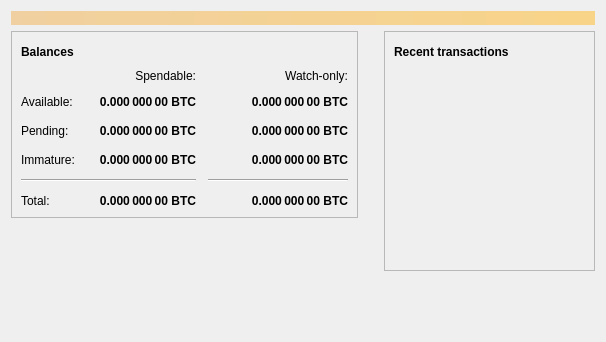
barrystyle/veles, file src/qt/forms/overviewpage.ui: the form before one commit.
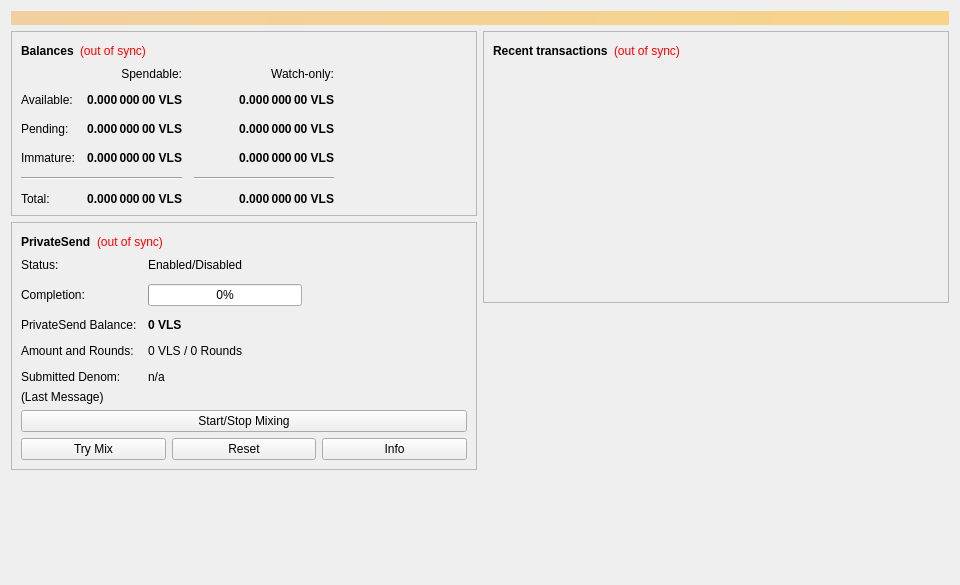
The form after the commit. Icons and pictures are not drawn.

Patch:
```diff
--- a/src/qt/forms/overviewpage.ui
+++ b/src/qt/forms/overviewpage.ui
@@ -6,10 +6,16 @@
    <rect>
     <x>0</x>
     <y>0</y>
-    <width>606</width>
-    <height>342</height>
+    <width>960</width>
+    <height>585</height>
    </rect>
   </property>
+  <property name="minimumSize">
+   <size>
+    <width>960</width>
+    <height>0</height>
+   </size>
+  </property>
   <property name="windowTitle">
    <string>Form</string>
   </property>
@@ -34,7 +40,7 @@
     </widget>
    </item>
    <item>
-    <layout class="QHBoxLayout" name="horizontalLayout" stretch="1,0,1">
+    <layout class="QHBoxLayout" name="horizontalLayout" stretch="1,1">
      <item>
       <layout class="QVBoxLayout" name="verticalLayout_2">
        <item>
@@ -62,35 +68,18 @@
              </widget>
             </item>
             <item>
-             <widget class="QPushButton" name="labelWalletStatus">
-              <property name="enabled">
-               <bool>true</bool>
-              </property>
-              <property name="maximumSize">
-               <size>
-                <width>30</width>
-                <height>16777215</height>
-               </size>
-              </property>
+             <widget class="QLabel" name="labelWalletStatus">
               <property name="toolTip">
-               <string>The displayed information may be out of date. Your wallet automatically synchronizes with the FxTCoin network after a connection is established, but this process has not completed yet.</string>
+               <string>The displayed information may be out of date. Your wallet automatically synchronizes with the Veles network after a connection is established, but this process has not completed yet.</string>
+              </property>
+              <property name="styleSheet">
+               <string notr="true">QLabel { color: red; }</string>
               </property>
               <property name="text">
-               <string/>
+               <string notr="true">(out of sync)</string>
               </property>
-              <property name="icon">
-               <iconset>
-                <normaloff>:/icons/warning</normaloff>
-                <disabledoff>:/icons/warning</disabledoff>:/icons/warning</iconset>
-              </property>
-              <property name="iconSize">
-               <size>
-                <width>24</width>
-                <height>24</height>
-               </size>
-              </property>
-              <property name="flat">
-               <bool>true</bool>
+              <property name="alignment">
+               <set>Qt::AlignLeading|Qt::AlignLeft|Qt::AlignVCenter</set>
               </property>
              </widget>
             </item>
@@ -114,140 +103,7 @@
             <property name="spacing">
              <number>12</number>
             </property>
-            <item row="5" column="0" colspan="3">
-             <widget class="Line" name="line">
-              <property name="orientation">
-               <enum>Qt::Horizontal</enum>
-              </property>
-             </widget>
-            </item>
-            <item row="4" column="0">
-             <widget class="QLabel" name="labelImmatureText">
-              <property name="text">
-               <string>Immature:</string>
-              </property>
-             </widget>
-            </item>
-            <item row="6" column="0">
-             <widget class="QLabel" name="labelTotalText">
-              <property name="text">
-               <string>Total:</string>
-              </property>
-             </widget>
-            </item>
-            <item row="0" column="2">
-             <widget class="QLabel" name="labelSpendable">
-              <property name="text">
-               <string>Spendable:</string>
-              </property>
-              <property name="alignment">
-               <set>Qt::AlignRight|Qt::AlignTrailing|Qt::AlignVCenter</set>
-              </property>
-             </widget>
-            </item>
-            <item row="2" column="0">
-             <widget class="QLabel" name="labelBalanceText">
-              <property name="text">
-               <string>Available:</string>
-              </property>
-             </widget>
-            </item>
-            <item row="3" column="0">
-             <widget class="QLabel" name="labelPendingText">
-              <property name="text">
-               <string>Pending:</string>
-              </property>
-             </widget>
-            </item>
             <item row="2" column="2">
-             <widget class="QLabel" name="labelBalance">
-              <property name="font">
-               <font>
-                <weight>75</weight>
-                <bold>true</bold>
-               </font>
-              </property>
-              <property name="cursor">
-               <cursorShape>IBeamCursor</cursorShape>
-              </property>
-              <property name="toolTip">
-               <string>Your current spendable balance</string>
-              </property>
-              <property name="text">
-               <string notr="true">0.000 000 00 BTC</string>
-              </property>
-              <property name="alignment">
-               <set>Qt::AlignRight|Qt::AlignTrailing|Qt::AlignVCenter</set>
-              </property>
-              <property name="textInteractionFlags">
-               <set>Qt::LinksAccessibleByMouse|Qt::TextSelectableByKeyboard|Qt::TextSelectableByMouse</set>
-              </property>
-             </widget>
-            </item>
-            <item row="2" column="3">
-             <widget class="QLabel" name="labelWatchAvailable">
-              <property name="font">
-               <font>
-                <weight>75</weight>
-                <bold>true</bold>
-               </font>
-              </property>
-              <property name="cursor">
-               <cursorShape>IBeamCursor</cursorShape>
-              </property>
-              <property name="toolTip">
-               <string>Your current balance in watch-only addresses</string>
-              </property>
-              <property name="text">
-               <string notr="true">0.000 000 00 BTC</string>
-              </property>
-              <property name="alignment">
-               <set>Qt::AlignRight|Qt::AlignTrailing|Qt::AlignVCenter</set>
-              </property>
-              <property name="textInteractionFlags">
-               <set>Qt::LinksAccessibleByMouse|Qt::TextSelectableByKeyboard|Qt::TextSelectableByMouse</set>
-              </property>
-             </widget>
-            </item>
-            <item row="3" column="1">
-             <spacer name="horizontalSpacer_4">
-              <property name="orientation">
-               <enum>Qt::Horizontal</enum>
-              </property>
-              <property name="sizeHint" stdset="0">
-               <size>
-                <width>40</width>
-                <height>20</height>
-               </size>
-              </property>
-             </spacer>
-            </item>
-            <item row="4" column="3">
-             <widget class="QLabel" name="labelWatchImmature">
-              <property name="font">
-               <font>
-                <weight>75</weight>
-                <bold>true</bold>
-               </font>
-              </property>
-              <property name="cursor">
-               <cursorShape>IBeamCursor</cursorShape>
-              </property>
-              <property name="toolTip">
-               <string>Mined balance in watch-only addresses that has not yet matured</string>
-              </property>
-              <property name="text">
-               <string notr="true">0.000 000 00 BTC</string>
-              </property>
-              <property name="alignment">
-               <set>Qt::AlignRight|Qt::AlignTrailing|Qt::AlignVCenter</set>
-              </property>
-              <property name="textInteractionFlags">
-               <set>Qt::LinksAccessibleByMouse|Qt::TextSelectableByKeyboard|Qt::TextSelectableByMouse</set>
-              </property>
-             </widget>
-            </item>
-            <item row="3" column="3">
              <widget class="QLabel" name="labelWatchPending">
               <property name="font">
                <font>
@@ -262,7 +118,7 @@
                <string>Unconfirmed transactions to watch-only addresses</string>
               </property>
               <property name="text">
-               <string notr="true">0.000 000 00 BTC</string>
+               <string notr="true">0.000 000 00 VLS</string>
               </property>
               <property name="alignment">
                <set>Qt::AlignRight|Qt::AlignTrailing|Qt::AlignVCenter</set>
@@ -272,7 +128,64 @@
               </property>
              </widget>
             </item>
-            <item row="5" column="3">
+            <item row="2" column="1">
+             <widget class="QLabel" name="labelUnconfirmed">
+              <property name="font">
+               <font>
+                <weight>75</weight>
+                <bold>true</bold>
+               </font>
+              </property>
+              <property name="cursor">
+               <cursorShape>IBeamCursor</cursorShape>
+              </property>
+              <property name="toolTip">
+               <string>Total of transactions that have yet to be confirmed, and do not yet count toward the spendable balance</string>
+              </property>
+              <property name="text">
+               <string notr="true">0.000 000 00 VLS</string>
+              </property>
+              <property name="alignment">
+               <set>Qt::AlignRight|Qt::AlignTrailing|Qt::AlignVCenter</set>
+              </property>
+              <property name="textInteractionFlags">
+               <set>Qt::LinksAccessibleByMouse|Qt::TextSelectableByKeyboard|Qt::TextSelectableByMouse</set>
+              </property>
+             </widget>
+            </item>
+            <item row="3" column="2">
+             <widget class="QLabel" name="labelWatchImmature">
+              <property name="font">
+               <font>
+                <weight>75</weight>
+                <bold>true</bold>
+               </font>
+              </property>
+              <property name="cursor">
+               <cursorShape>IBeamCursor</cursorShape>
+              </property>
+              <property name="toolTip">
+               <string>Mined balance in watch-only addresses that has not yet matured</string>
+              </property>
+              <property name="text">
+               <string notr="true">0.000 000 00 VLS</string>
+              </property>
+              <property name="alignment">
+               <set>Qt::AlignRight|Qt::AlignTrailing|Qt::AlignVCenter</set>
+              </property>
+              <property name="textInteractionFlags">
+               <set>Qt::LinksAccessibleByMouse|Qt::TextSelectableByKeyboard|Qt::TextSelectableByMouse</set>
+              </property>
+             </widget>
+            </item>
+            <item row="4" column="0" colspan="2">
+             <widget class="Line" name="lineSpendableBalance">
+              <property name="orientation">
+               <enum>Qt::Horizontal</enum>
+              </property>
+             </widget>
+            </item>
+            <item row="4" column="2">
              <widget class="Line" name="lineWatchBalance">
               <property name="sizePolicy">
                <sizepolicy hsizetype="Preferred" vsizetype="Fixed">
@@ -291,42 +204,14 @@
               </property>
              </widget>
             </item>
-            <item row="0" column="3">
-             <widget class="QLabel" name="labelWatchonly">
+            <item row="5" column="0">
+             <widget class="QLabel" name="labelTotalText">
               <property name="text">
-               <string>Watch-only:</string>
+               <string>Total:</string>
               </property>
-              <property name="alignment">
-               <set>Qt::AlignRight|Qt::AlignTrailing|Qt::AlignVCenter</set>
-              </property>
              </widget>
             </item>
-            <item row="3" column="2">
-             <widget class="QLabel" name="labelUnconfirmed">
-              <property name="font">
-               <font>
-                <weight>75</weight>
-                <bold>true</bold>
-               </font>
-              </property>
-              <property name="cursor">
-               <cursorShape>IBeamCursor</cursorShape>
-              </property>
-              <property name="toolTip">
-               <string>Total of transactions that have yet to be confirmed, and do not yet count toward the spendable balance</string>
-              </property>
-              <property name="text">
-               <string notr="true">0.000 000 00 BTC</string>
-              </property>
-              <property name="alignment">
-               <set>Qt::AlignRight|Qt::AlignTrailing|Qt::AlignVCenter</set>
-              </property>
-              <property name="textInteractionFlags">
-               <set>Qt::LinksAccessibleByMouse|Qt::TextSelectableByKeyboard|Qt::TextSelectableByMouse</set>
-              </property>
-             </widget>
-            </item>
-            <item row="4" column="2">
+            <item row="3" column="1">
              <widget class="QLabel" name="labelImmature">
               <property name="font">
                <font>
@@ -341,7 +226,7 @@
                <string>Mined balance that has not yet matured</string>
               </property>
               <property name="text">
-               <string notr="true">0.000 000 00 BTC</string>
+               <string notr="true">0.000 000 00 VLS</string>
               </property>
               <property name="alignment">
                <set>Qt::AlignRight|Qt::AlignTrailing|Qt::AlignVCenter</set>
@@ -351,32 +236,27 @@
               </property>
              </widget>
             </item>
-            <item row="6" column="3">
-             <widget class="QLabel" name="labelWatchTotal">
-              <property name="font">
-               <font>
-                <weight>75</weight>
-                <bold>true</bold>
-               </font>
+            <item row="2" column="3">
+             <spacer name="horizontalSpacer_2">
+              <property name="orientation">
+               <enum>Qt::Horizontal</enum>
               </property>
-              <property name="cursor">
-               <cursorShape>IBeamCursor</cursorShape>
+              <property name="sizeHint" stdset="0">
+               <size>
+                <width>40</width>
+                <height>20</height>
+               </size>
               </property>
-              <property name="toolTip">
-               <string>Current total balance in watch-only addresses</string>
-              </property>
+             </spacer>
+            </item>
+            <item row="3" column="0">
+             <widget class="QLabel" name="labelImmatureText">
               <property name="text">
-               <string notr="true">0.000 000 00 BTC</string>
-              </property>
-              <property name="alignment">
-               <set>Qt::AlignRight|Qt::AlignTrailing|Qt::AlignVCenter</set>
-              </property>
-              <property name="textInteractionFlags">
-               <set>Qt::LinksAccessibleByMouse|Qt::TextSelectableByKeyboard|Qt::TextSelectableByMouse</set>
+               <string>Immature:</string>
               </property>
              </widget>
             </item>
-            <item row="6" column="2">
+            <item row="5" column="1">
              <widget class="QLabel" name="labelTotal">
               <property name="font">
                <font>
@@ -391,7 +271,7 @@
                <string>Your current total balance</string>
               </property>
               <property name="text">
-               <string notr="true">0.000 000 00 BTC</string>
+               <string notr="true">0.000 000 00 VLS</string>
               </property>
               <property name="alignment">
                <set>Qt::AlignRight|Qt::AlignTrailing|Qt::AlignVCenter</set>
@@ -400,6 +280,359 @@
                <set>Qt::LinksAccessibleByMouse|Qt::TextSelectableByKeyboard|Qt::TextSelectableByMouse</set>
               </property>
              </widget>
+            </item>
+            <item row="5" column="2">
+             <widget class="QLabel" name="labelWatchTotal">
+              <property name="font">
+               <font>
+                <weight>75</weight>
+                <bold>true</bold>
+               </font>
+              </property>
+              <property name="cursor">
+               <cursorShape>IBeamCursor</cursorShape>
+              </property>
+              <property name="toolTip">
+               <string>Current total balance in watch-only addresses</string>
+              </property>
+              <property name="text">
+               <string notr="true">0.000 000 00 VLS</string>
+              </property>
+              <property name="alignment">
+               <set>Qt::AlignRight|Qt::AlignTrailing|Qt::AlignVCenter</set>
+              </property>
+              <property name="textInteractionFlags">
+               <set>Qt::LinksAccessibleByMouse|Qt::TextSelectableByKeyboard|Qt::TextSelectableByMouse</set>
+              </property>
+             </widget>
+            </item>
+            <item row="0" column="2">
+             <widget class="QLabel" name="labelWatchonly">
+              <property name="text">
+               <string>Watch-only:</string>
+              </property>
+              <property name="alignment">
+               <set>Qt::AlignRight|Qt::AlignTrailing|Qt::AlignVCenter</set>
+              </property>
+             </widget>
+            </item>
+            <item row="1" column="0">
+             <widget class="QLabel" name="labelBalanceText">
+              <property name="text">
+               <string>Available:</string>
+              </property>
+             </widget>
+            </item>
+            <item row="1" column="1">
+             <widget class="QLabel" name="labelBalance">
+              <property name="font">
+               <font>
+                <weight>75</weight>
+                <bold>true</bold>
+               </font>
+              </property>
+              <property name="cursor">
+               <cursorShape>IBeamCursor</cursorShape>
+              </property>
+              <property name="toolTip">
+               <string>Your current spendable balance</string>
+              </property>
+              <property name="text">
+               <string notr="true">0.000 000 00 VLS</string>
+              </property>
+              <property name="alignment">
+               <set>Qt::AlignRight|Qt::AlignTrailing|Qt::AlignVCenter</set>
+              </property>
+              <property name="textInteractionFlags">
+               <set>Qt::LinksAccessibleByMouse|Qt::TextSelectableByKeyboard|Qt::TextSelectableByMouse</set>
+              </property>
+             </widget>
+            </item>
+            <item row="1" column="2">
+             <widget class="QLabel" name="labelWatchAvailable">
+              <property name="font">
+               <font>
+                <weight>75</weight>
+                <bold>true</bold>
+               </font>
+              </property>
+              <property name="cursor">
+               <cursorShape>IBeamCursor</cursorShape>
+              </property>
+              <property name="toolTip">
+               <string>Your current balance in watch-only addresses</string>
+              </property>
+              <property name="text">
+               <string notr="true">0.000 000 00 VLS</string>
+              </property>
+              <property name="alignment">
+               <set>Qt::AlignRight|Qt::AlignTrailing|Qt::AlignVCenter</set>
+              </property>
+              <property name="textInteractionFlags">
+               <set>Qt::LinksAccessibleByMouse|Qt::TextSelectableByKeyboard|Qt::TextSelectableByMouse</set>
+              </property>
+             </widget>
+            </item>
+            <item row="2" column="0">
+             <widget class="QLabel" name="labelPendingText">
+              <property name="text">
+               <string>Pending:</string>
+              </property>
+             </widget>
+            </item>
+            <item row="0" column="1">
+             <widget class="QLabel" name="labelSpendable">
+              <property name="text">
+               <string>Spendable:</string>
+              </property>
+              <property name="alignment">
+               <set>Qt::AlignRight|Qt::AlignTrailing|Qt::AlignVCenter</set>
+              </property>
+             </widget>
+            </item>
+           </layout>
+          </item>
+         </layout>
+        </widget>
+       </item>
+       <item>
+        <widget class="QFrame" name="framePrivateSend">
+         <property name="layoutDirection">
+          <enum>Qt::LeftToRight</enum>
+         </property>
+         <property name="frameShape">
+          <enum>QFrame::StyledPanel</enum>
+         </property>
+         <property name="frameShadow">
+          <enum>QFrame::Raised</enum>
+         </property>
+         <layout class="QVBoxLayout" name="VerticalLayout_PS1">
+          <item>
+           <layout class="QHBoxLayout" name="horizontalLayout_5">
+            <item>
+             <widget class="QLabel" name="labelPrivateSendHeader">
+              <property name="font">
+               <font>
+                <weight>75</weight>
+                <bold>true</bold>
+               </font>
+              </property>
+              <property name="text">
+               <string>PrivateSend</string>
+              </property>
+             </widget>
+            </item>
+            <item>
+             <widget class="QLabel" name="labelPrivateSendSyncStatus">
+              <property name="toolTip">
+               <string>The displayed information may be out of date. Your wallet automatically synchronizes with the Veles network after a connection is established, but this process has not completed yet.</string>
+              </property>
+              <property name="styleSheet">
+               <string notr="true">QLabel { color: red; }</string>
+              </property>
+              <property name="text">
+               <string notr="true">(out of sync)</string>
+              </property>
+              <property name="alignment">
+               <set>Qt::AlignLeading|Qt::AlignLeft|Qt::AlignVCenter</set>
+              </property>
+             </widget>
+            </item>
+            <item>
+             <spacer name="horizontalSpacer_4">
+              <property name="orientation">
+               <enum>Qt::Horizontal</enum>
+              </property>
+              <property name="sizeHint" stdset="0">
+               <size>
+                <width>40</width>
+                <height>20</height>
+               </size>
+              </property>
+             </spacer>
+            </item>
+           </layout>
+          </item>
+          <item>
+           <layout class="QFormLayout" name="privateSendFormLayout">
+            <property name="fieldGrowthPolicy">
+             <enum>QFormLayout::AllNonFixedFieldsGrow</enum>
+            </property>
+            <property name="horizontalSpacing">
+             <number>11</number>
+            </property>
+            <property name="verticalSpacing">
+             <number>12</number>
+            </property>
+            <item row="0" column="0">
+             <widget class="QLabel" name="labelPrivateSendEnabledText">
+              <property name="text">
+               <string>Status:</string>
+              </property>
+             </widget>
+            </item>
+            <item row="0" column="1">
+             <widget class="QLabel" name="labelPrivateSendEnabled">
+              <property name="text">
+               <string>Enabled/Disabled</string>
+              </property>
+             </widget>
+            </item>
+            <item row="1" column="0">
+             <widget class="QLabel" name="labelCompletitionText">
+              <property name="text">
+               <string>Completion:</string>
+              </property>
+             </widget>
+            </item>
+            <item row="1" column="1">
+             <widget class="QProgressBar" name="privateSendProgress">
+              <property name="maximumSize">
+               <size>
+                <width>154</width>
+                <height>16777215</height>
+               </size>
+              </property>
+              <property name="value">
+               <number>0</number>
+              </property>
+             </widget>
+            </item>
+            <item row="2" column="0">
+             <widget class="QLabel" name="labelAnonymizedText">
+              <property name="text">
+               <string>PrivateSend Balance:</string>
+              </property>
+             </widget>
+            </item>
+            <item row="2" column="1">
+             <widget class="QLabel" name="labelAnonymized">
+              <property name="font">
+               <font>
+                <weight>75</weight>
+                <bold>true</bold>
+               </font>
+              </property>
+              <property name="text">
+               <string notr="true">0 VLS</string>
+              </property>
+             </widget>
+            </item>
+            <item row="3" column="0">
+             <widget class="QLabel" name="labelAmountAndRoundsText">
+              <property name="text">
+               <string>Amount and Rounds:</string>
+              </property>
+             </widget>
+            </item>
+            <item row="3" column="1">
+             <widget class="QLabel" name="labelAmountRounds">
+              <property name="text">
+               <string>0 VLS / 0 Rounds</string>
+              </property>
+             </widget>
+            </item>
+            <item row="4" column="0">
+             <widget class="QLabel" name="labelSubmittedDenomText">
+              <property name="text">
+               <string>Submitted Denom:</string>
+              </property>
+             </widget>
+            </item>
+            <item row="4" column="1">
+             <widget class="QLabel" name="labelSubmittedDenom">
+              <property name="toolTip">
+               <string>The denominations you submitted to the Masternode.&lt;br&gt;To mix, other users must submit the exact same denominations.</string>
+              </property>
+              <property name="text">
+               <string>n/a</string>
+              </property>
+             </widget>
+            </item>
+           </layout>
+          </item>
+          <item>
+           <layout class="QVBoxLayout" name="VerticalLayout_PS">
+            <item>
+             <widget class="QLabel" name="labelPrivateSendLastMessage">
+              <property name="text">
+               <string>(Last Message)</string>
+              </property>
+              <property name="alignment">
+               <set>Qt::AlignLeading|Qt::AlignLeft|Qt::AlignTop</set>
+              </property>
+              <property name="wordWrap">
+               <bool>true</bool>
+              </property>
+             </widget>
+            </item>
+            <item>
+             <widget class="QPushButton" name="togglePrivateSend">
+              <property name="sizePolicy">
+               <sizepolicy hsizetype="MinimumExpanding" vsizetype="Fixed">
+                <horstretch>0</horstretch>
+                <verstretch>0</verstretch>
+               </sizepolicy>
+              </property>
+              <property name="text">
+               <string>Start/Stop Mixing</string>
+              </property>
+             </widget>
+            </item>
+            <item>
+             <layout class="QHBoxLayout" name="horizontalLayout_debugbuttons">
+              <item>
+               <widget class="QPushButton" name="privateSendAuto">
+                <property name="sizePolicy">
+                 <sizepolicy hsizetype="MinimumExpanding" vsizetype="Fixed">
+                  <horstretch>0</horstretch>
+                  <verstretch>0</verstretch>
+                 </sizepolicy>
+                </property>
+                <property name="toolTip">
+                 <string>Try to manually submit a PrivateSend request.</string>
+                </property>
+                <property name="text">
+                 <string>Try Mix</string>
+                </property>
+               </widget>
+              </item>
+              <item>
+               <widget class="QPushButton" name="privateSendReset">
+                <property name="sizePolicy">
+                 <sizepolicy hsizetype="MinimumExpanding" vsizetype="Fixed">
+                  <horstretch>0</horstretch>
+                  <verstretch>0</verstretch>
+                 </sizepolicy>
+                </property>
+                <property name="toolTip">
+                 <string>Reset the current status of PrivateSend (can interrupt PrivateSend if it's in the process of Mixing, which can cost you money!)</string>
+                </property>
+                <property name="autoFillBackground">
+                 <bool>false</bool>
+                </property>
+                <property name="text">
+                 <string>Reset</string>
+                </property>
+               </widget>
+              </item>
+              <item>
+               <widget class="QPushButton" name="privateSendInfo">
+                <property name="sizePolicy">
+                 <sizepolicy hsizetype="MinimumExpanding" vsizetype="Fixed">
+                  <horstretch>0</horstretch>
+                  <verstretch>0</verstretch>
+                 </sizepolicy>
+                </property>
+                <property name="toolTip">
+                 <string>Information about PrivateSend and Mixing</string>
+                </property>
+                <property name="text">
+                 <string>Info</string>
+                </property>
+               </widget>
+              </item>
+             </layout>
             </item>
            </layout>
           </item>
@@ -421,22 +654,6 @@
        </item>
       </layout>
      </item>
-     <item>
-      <spacer name="horizontalSpacer_5">
-       <property name="orientation">
-        <enum>Qt::Horizontal</enum>
-       </property>
-       <property name="sizeType">
-        <enum>QSizePolicy::Fixed</enum>
-       </property>
-       <property name="sizeHint" stdset="0">
-        <size>
-         <width>20</width>
-         <height>20</height>
-        </size>
-       </property>
-      </spacer>
-     </item>
      <item>
       <layout class="QVBoxLayout" name="verticalLayout_3">
        <item>
@@ -464,35 +681,18 @@
              </widget>
             </item>
             <item>
-             <widget class="QPushButton" name="labelTransactionsStatus">
-              <property name="enabled">
-               <bool>true</bool>
-              </property>
-              <property name="maximumSize">
-               <size>
-                <width>30</width>
-                <height>16777215</height>
-               </size>
-              </property>
+             <widget class="QLabel" name="labelTransactionsStatus">
               <property name="toolTip">
-               <string>The displayed information may be out of date. Your wallet automatically synchronizes with the FxTCoin network after a connection is established, but this process has not completed yet.</string>
+               <string>The displayed information may be out of date. Your wallet automatically synchronizes with the Veles network after a connection is established, but this process has not completed yet.</string>
+              </property>
+              <property name="styleSheet">
+               <string notr="true">QLabel { color: red; }</string>
               </property>
               <property name="text">
-               <string/>
+               <string notr="true">(out of sync)</string>
               </property>
-              <property name="icon">
-               <iconset>
-                <normaloff>:/icons/warning</normaloff>
-                <disabledoff>:/icons/warning</disabledoff>:/icons/warning</iconset>
-              </property>
-              <property name="iconSize">
-               <size>
-                <width>24</width>
-                <height>24</height>
-               </size>
-              </property>
-              <property name="flat">
-               <bool>true</bool>
+              <property name="alignment">
+               <set>Qt::AlignLeading|Qt::AlignLeft|Qt::AlignVCenter</set>
               </property>
              </widget>
             </item>
```
